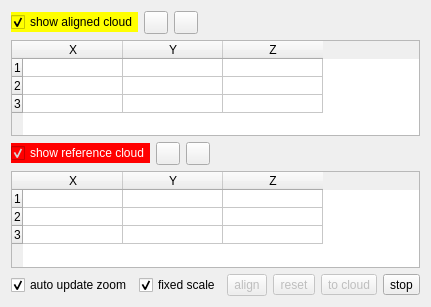
Before: the Qt Designer form qCC/ui_templates/pointPairRegistrationDlg.ui in archeos/cloudcompare-archeos, drawn with Qt 5.
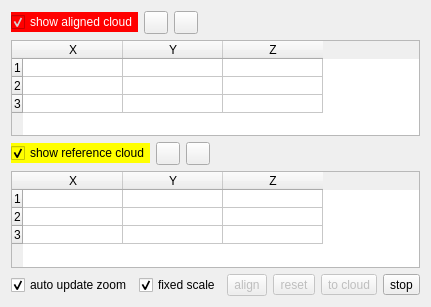
After: the same form once the commit is applied. Icons and pictures are not drawn.

The edit to the form file:
```diff
--- a/qCC/ui_templates/pointPairRegistrationDlg.ui
+++ b/qCC/ui_templates/pointPairRegistrationDlg.ui
@@ -19,7 +19,7 @@
      <item>
       <widget class="QCheckBox" name="showAlignedCheckBox">
        <property name="styleSheet">
-        <string notr="true">background-color: yellow;</string>
+        <string notr="true">background-color: red; color: white;</string>
        </property>
        <property name="text">
         <string>show aligned cloud</string>
@@ -111,7 +111,7 @@
      <item>
       <widget class="QCheckBox" name="showReferenceCheckBox">
        <property name="styleSheet">
-        <string notr="true">background-color: red; color: white;</string>
+        <string notr="true">background-color: yellow;</string>
        </property>
        <property name="text">
         <string>show reference cloud</string>
```
